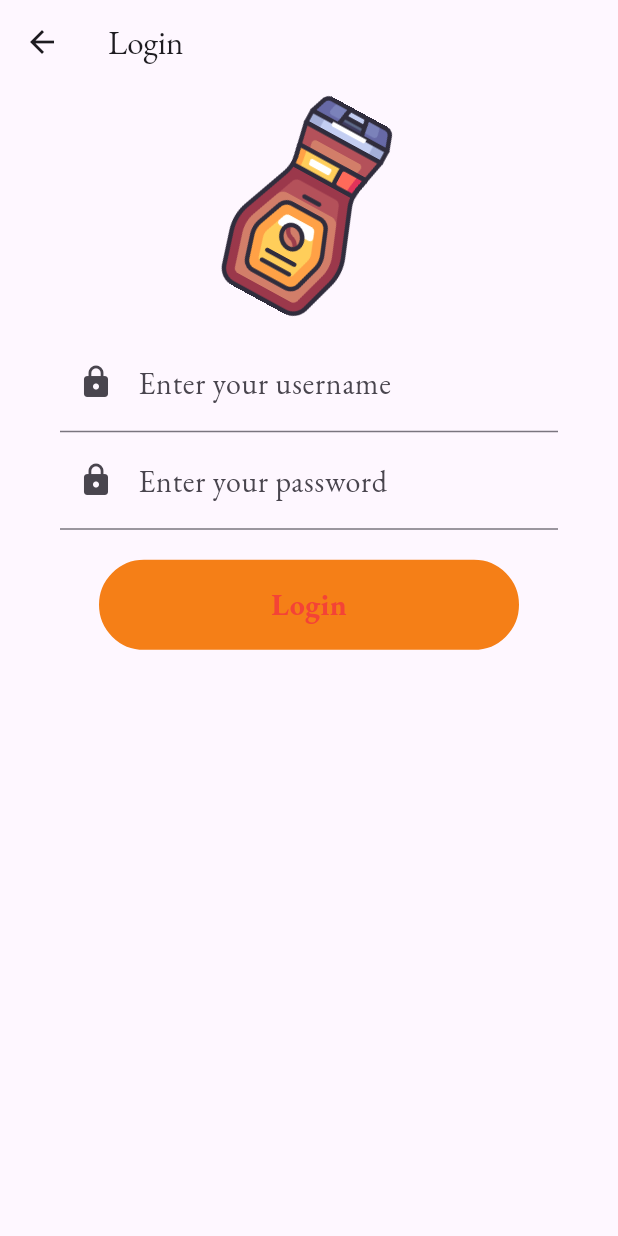
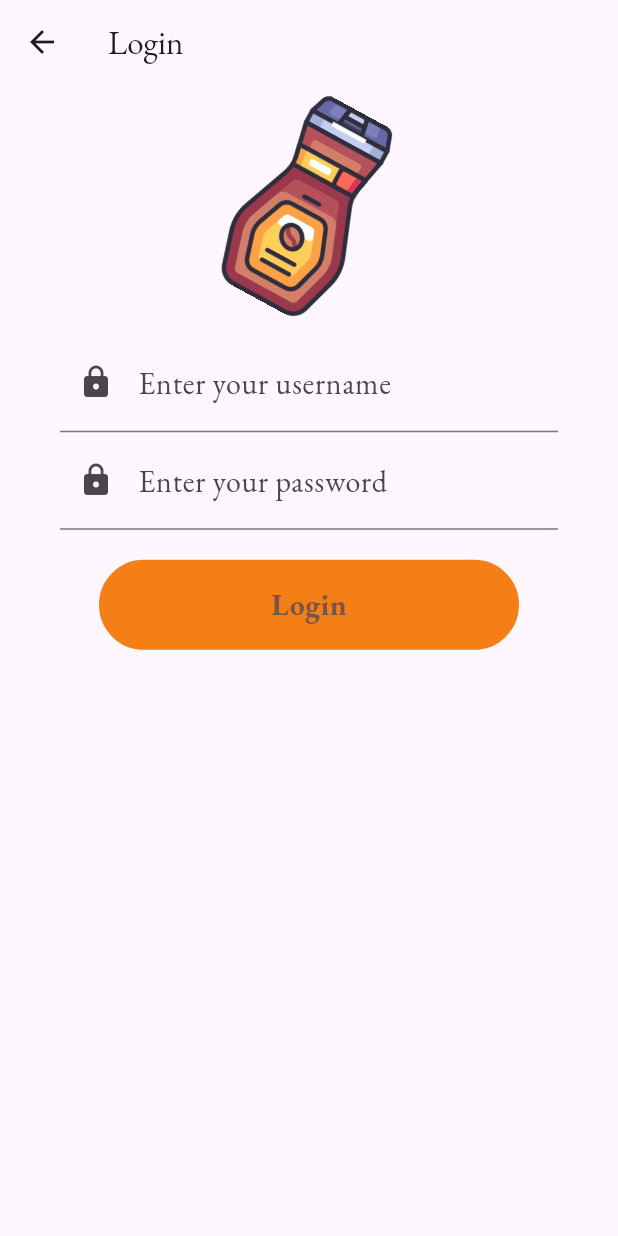
Before and after one commit to juliokrause/fluttercoffee, a Flutter app: the LoginPage screen opened directly, on a phone screen of 412 x 824 dp. Run offline on Flutter 3.47's test engine with Material 3 defaults, Android fonts, the phone set to English and light mode, and no system bars; our stand-ins replace firebase_auth, firebase_core, google_fonts; accounts and stored records are empty.

Commit message:
Minor changes

```diff
--- a/lib/widget/custom_button2.dart
+++ b/lib/widget/custom_button2.dart
@@ -5,7 +5,6 @@ class CustomButton2 extends StatefulWidget {
       {super.key,
       required this.buttonText,
       this.isOutlined = false,
-
       required this.btncolor,
       this.width = 280});
 
@@ -19,25 +18,26 @@ class CustomButton2 extends StatefulWidget {
 }
 
 class _CustomButton2State extends State<CustomButton2> {
+  Color textColor = Colors.brown.shade500;
+
   @override
   Widget build(BuildContext context) {
-    Color textColor = Colors.red;
     return Material(
-      animationDuration: const Duration(seconds :2),
+      animationDuration: const Duration(seconds: 2),
       borderRadius: BorderRadius.circular(30),
       type: MaterialType.transparency,
       elevation: 9,
       child: InkWell(
-        highlightColor: Colors.redAccent,
+        highlightColor: textColor,
         borderRadius: const BorderRadius.all(Radius.circular(16)),
         onTap: () {
-
           //print("tapped");
 
           setState(() {
-            textColor = Colors.brown.shade600;
+            textColor == Colors.brown.shade500
+                ? textColor = Colors.black87
+                : textColor = Colors.brown.shade500;
           });
-
         },
         child: Container(
           width: widget.width,
@@ -50,8 +50,7 @@ class _CustomButton2State extends State<CustomButton2> {
           child: Center(
             child: Text(
               widget.buttonText,
-              style:  TextStyle(
-
+              style: TextStyle(
                 fontWeight: FontWeight.bold,
                 fontSize: 20,
                 color: textColor,
```
